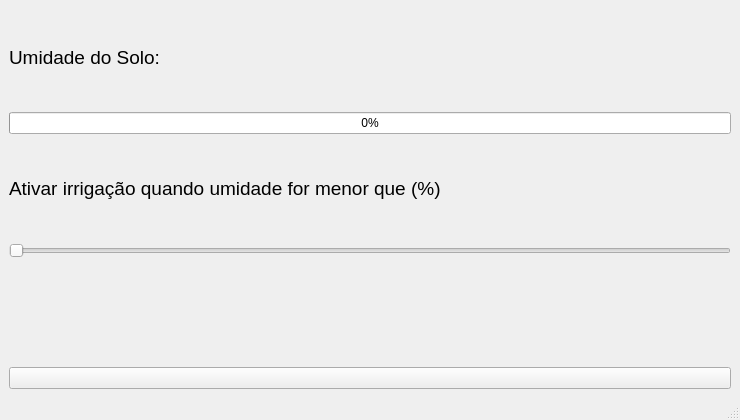
This is mainwindow.ui in CiceroPizutti/auto_irriga as Qt 5 draws it before an edit. The edited form follows.
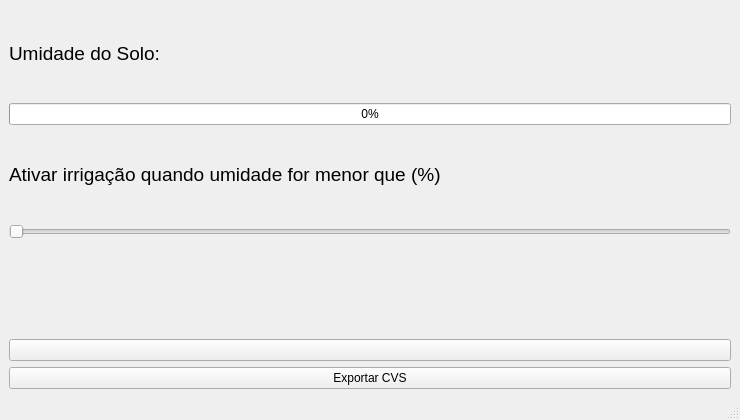
This is the edited form.

Commit message: Add exportar csv

```diff
--- a/mainwindow.ui
+++ b/mainwindow.ui
@@ -87,6 +87,13 @@
       </property>
      </widget>
     </item>
+    <item>
+     <widget class="QPushButton" name="exportar_pushButton">
+      <property name="text">
+       <string>Exportar CVS</string>
+      </property>
+     </widget>
+    </item>
    </layout>
   </widget>
   <widget class="QMenuBar" name="menubar">
```
The commit also changes 37 other files.
